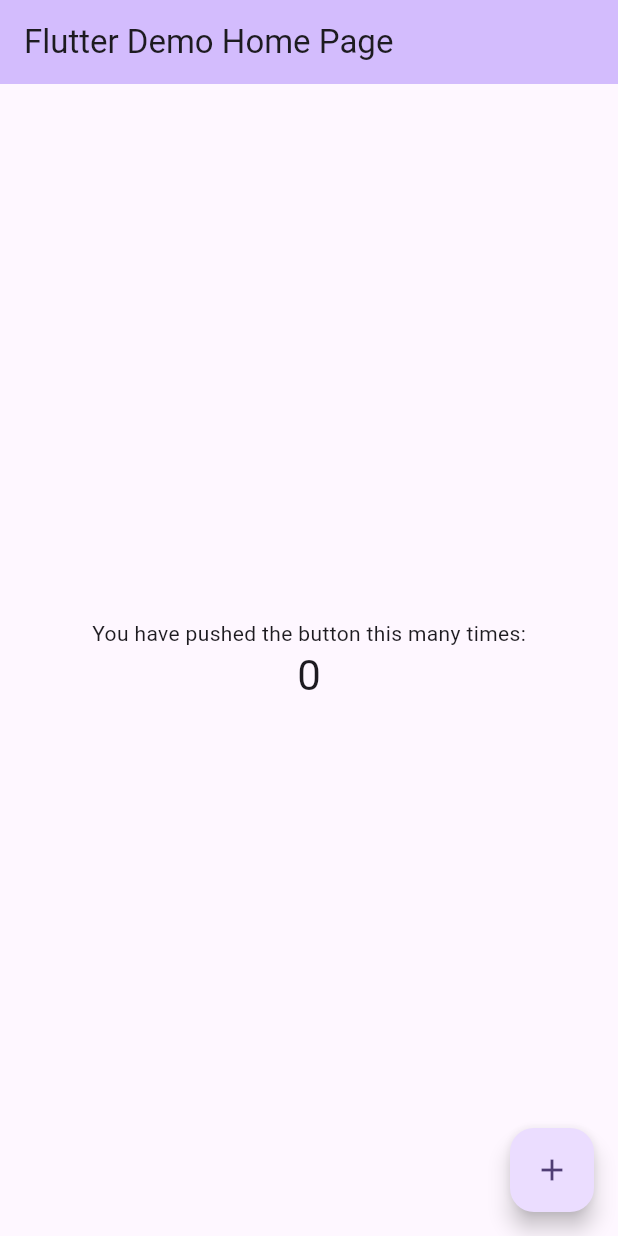
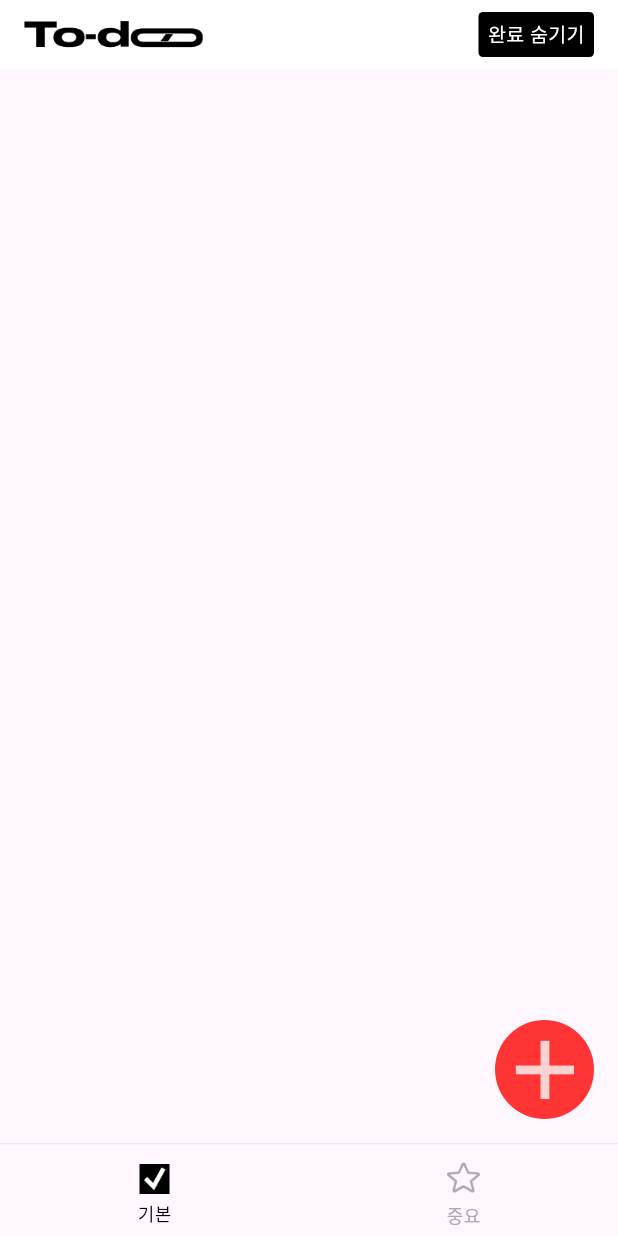
Before and after one commit to MobileAppDeveloperConference/flutter-todo-app, a Flutter app: the screen it shows after launch, on a phone screen of 412 x 824 dp. Run offline on Flutter 3.47's test engine with Material 2 defaults, Android fonts, the light colour scheme and no system bars; our stand-ins replace flutter_screenutil; Roboto replaces fonts that are missing (Pretendard).

Commit message:
홈화면 레이아웃 구성

```diff
--- /dev/null
+++ b/lib/common/enums.dart
@@ -0,0 +1,9 @@
+enum TodoTab {
+  all,
+  importants,
+}
+
+extension TodoTabExtenstion on TodoTab {
+  bool get isAll => this == TodoTab.all;
+  bool get isImportants => this == TodoTab.importants;
+}
--- /dev/null
+++ b/lib/component/todo_add_floating_action_button.dart
@@ -0,0 +1,29 @@
+import 'package:flutter/material.dart';
+
+class TodoAddFloatingActionButton extends StatelessWidget {
+  final Function() onAdd;
+  const TodoAddFloatingActionButton({
+    super.key,
+    required this.onAdd,
+  });
+
+  @override
+  Widget build(BuildContext context) {
+    return SizedBox(
+      width: 66,
+      height: 66,
+      child: FittedBox(
+        child: FloatingActionButton(
+          shape: const CircleBorder(),
+          onPressed: onAdd,
+          elevation: 0,
+          backgroundColor: const Color.fromRGBO(255, 52, 52, 1),
+          child: Image.asset(
+            'assets/images/icon_add_2x.png',
+            scale: 2,
+          ),
+        ),
+      ),
+    );
+  }
+}
--- /dev/null
+++ b/lib/component/todo_bottom_navigation_bar.dart
@@ -0,0 +1,51 @@
+import 'package:flutter/material.dart';
+import 'package:flutter_todo_app/common/enums.dart';
+
+class TodoBottomNavigationBar extends StatelessWidget {
+  final TodoTab selectedTodoTab;
+  final Function(TodoTab tappedTab) onTap;
+  const TodoBottomNavigationBar({
+    super.key,
+    required this.selectedTodoTab,
+    required this.onTap,
+  });
+
+  @override
+  Widget build(BuildContext context) {
+    return Container(
+      decoration: const BoxDecoration(
+        border: Border(
+          top: BorderSide(
+            color: Color.fromRGBO(235, 235, 235, 1),
+            width: 1.0,
+          ),
+        ),
+      ),
+      child: BottomNavigationBar(
+        items: [
+          BottomNavigationBarItem(
+            icon: Image.asset(
+              'assets/images/icon_tap_home_${selectedTodoTab.isAll ? 'on' : 'off'}_2x.png',
+              scale: 2,
+            ),
+            label: '기본',
+          ),
+          BottomNavigationBarItem(
+            icon: Image.asset(
+              'assets/images/icon_tap_star_${selectedTodoTab.isImportants ? 'on' : 'off'}_2x.png',
+              scale: 2,
+            ),
+            label: '중요',
+          ),
+        ],
+        currentIndex: TodoTab.values.indexOf(selectedTodoTab),
+        onTap: (index) => onTap(TodoTab.values.elementAt(index)),
+        elevation: 0,
+        selectedFontSize: 12,
+        unselectedFontSize: 12,
+        selectedItemColor: Colors.black,
+        unselectedItemColor: const Color.fromRGBO(171, 171, 171, 1),
+      ),
+    );
+  }
+}
--- /dev/null
+++ b/lib/component/todo_home_app_bar.dart
@@ -0,0 +1,68 @@
+import 'package:flutter/material.dart';
+import 'package:flutter_todo_app/common/enums.dart';
+
+class TodoHomeAppBar extends StatelessWidget implements PreferredSizeWidget {
+  final TodoTab selectedTodoTab;
+  final bool isHideFinished;
+  final Function() onToggleHideFinished;
+  const TodoHomeAppBar({
+    super.key,
+    required this.selectedTodoTab,
+    required this.onToggleHideFinished,
+    required this.isHideFinished,
+  });
+
+  @override
+  Size get preferredSize => const Size(double.infinity, 46);
+
+  @override
+  Widget build(BuildContext context) {
+    return Container(
+      color: Colors.white,
+      child: Align(
+        alignment: Alignment.bottomCenter,
+        child: SizedBox(
+          height: 46,
+          child: Row(
+            children: [
+              const SizedBox(width: 16),
+              Image.asset(
+                selectedTodoTab.isAll
+                    ? 'assets/images/icon_title_todo_2x.png'
+                    : 'assets/images/icon_title_star_2x.png',
+                scale: 2,
+              ),
+              const Expanded(
+                child: SizedBox(),
+              ),
+              GestureDetector(
+                onTap: onToggleHideFinished,
+                child: Container(
+                  width: 77,
+                  height: 30,
+                  decoration: BoxDecoration(
+                    borderRadius: BorderRadius.circular(3),
+                    color: isHideFinished
+                        ? const Color.fromRGBO(255, 52, 52, 1)
+                        : Colors.black,
+                  ),
+                  child: Center(
+                    child: Text(
+                      isHideFinished ? '완료 보기' : '완료 숨기기',
+                      style: const TextStyle(
+                        fontSize: 13,
+                        color: Colors.white,
+                        fontWeight: FontWeight.w500,
+                      ),
+                    ),
+                  ),
+                ),
+              ),
+              const SizedBox(width: 16),
+            ],
+          ),
+        ),
+      ),
+    );
+  }
+}
--- a/lib/main.dart
+++ b/lib/main.dart
@@ -1,125 +1,26 @@
 import 'package:flutter/material.dart';
+import 'package:flutter_screenutil/flutter_screenutil.dart';
+import 'package:flutter_todo_app/screen/home_screen.dart';
 
 void main() {
-  runApp(const MyApp());
+  runApp(const TodoApp());
 }
 
-class MyApp extends StatelessWidget {
-  const MyApp({super.key});
-
-  // This widget is the root of your application.
+class TodoApp extends StatelessWidget {
+  const TodoApp({super.key});
   @override
   Widget build(BuildContext context) {
-    return MaterialApp(
-      title: 'Flutter Demo',
-      theme: ThemeData(
-        // This is the theme of your application.
-        //
-        // TRY THIS: Try running your application with "flutter run". You'll see
-        // the application has a purple toolbar. Then, without quitting the app,
-        // try changing the seedColor in the colorScheme below to Colors.green
-        // and then invoke "hot reload" (save your changes or press the "hot
-        // reload" button in a Flutter-supported IDE, or press "r" if you used
-        // the command line to start the app).
-        //
-        // Notice that the counter didn't reset back to zero; the application
-        // state is not lost during the reload. To reset the state, use hot
-        // restart instead.
-        //
-        // This works for code too, not just values: Most code changes can be
-        // tested with just a hot reload.
-        colorScheme: ColorScheme.fromSeed(seedColor: Colors.deepPurple),
-        useMaterial3: true,
+    return ScreenUtilInit(
+      designSize: const Size(390, 763),
+      child: MaterialApp(
+        title: 'Todo',
+        debugShowCheckedModeBanner: false,
+        theme: ThemeData(
+          fontFamily: 'Pretendard',
+          useMaterial3: true,
+        ),
+        home: const HomeScreen(),
       ),
-      home: const MyHomePage(title: 'Flutter Demo Home Page'),
     );
   }
 }
-
-class MyHomePage extends StatefulWidget {
-  const MyHomePage({super.key, required this.title});
-
-  // This widget is the home page of your application. It is stateful, meaning
-  // that it has a State object (defined below) that contains fields that affect
-  // how it looks.
-
-  // This class is the configuration for the state. It holds the values (in this
-  // case the title) provided by the parent (in this case the App widget) and
-  // used by the build method of the State. Fields in a Widget subclass are
-  // always marked "final".
-
-  final String title;
-
-  @override
-  State<MyHomePage> createState() => _MyHomePageState();
-}
-
-class _MyHomePageState extends State<MyHomePage> {
-  int _counter = 0;
-
-  void _incrementCounter() {
-    setState(() {
-      // This call to setState tells the Flutter framework that something has
-      // changed in this State, which causes it to rerun the build method below
-      // so that the display can reflect the updated values. If we changed
-      // _counter without calling setState(), then the build method would not be
-      // called again, and so nothing would appear to happen.
-      _counter++;
-    });
-  }
-
-  @override
-  Widget build(BuildContext context) {
-    // This method is rerun every time setState is called, for instance as done
-    // by the _incrementCounter method above.
-    //
-    // The Flutter framework has been optimized to make rerunning build methods
-    // fast, so that you can just rebuild anything that needs updating rather
-    // than having to individually change instances of widgets.
-    return Scaffold(
-      appBar: AppBar(
-        // TRY THIS: Try changing the color here to a specific color (to
-        // Colors.amber, perhaps?) and trigger a hot reload to see the AppBar
-        // change color while the other colors stay the same.
-        backgroundColor: Theme.of(context).colorScheme.inversePrimary,
-        // Here we take the value from the MyHomePage object that was created by
-        // the App.build method, and use it to set our appbar title.
-        title: Text(widget.title),
-      ),
-      body: Center(
-        // Center is a layout widget. It takes a single child and positions it
-        // in the middle of the parent.
-        child: Column(
-          // Column is also a layout widget. It takes a list of children and
-          // arranges them vertically. By default, it sizes itself to fit its
-          // children horizontally, and tries to be as tall as its parent.
-          //
-          // Column has various properties to control how it sizes itself and
-          // how it positions its children. Here we use mainAxisAlignment to
-          // center the children vertically; the main axis here is the vertical
-          // axis because Columns are vertical (the cross axis would be
-          // horizontal).
-          //
-          // TRY THIS: Invoke "debug painting" (choose the "Toggle Debug Paint"
-          // action in the IDE, or press "p" in the console), to see the
-          // wireframe for each widget.
-          mainAxisAlignment: MainAxisAlignment.center,
-          children: <Widget>[
-            const Text(
-              'You have pushed the button this many times:',
-            ),
-            Text(
-              '$_counter',
-              style: Theme.of(context).textTheme.headlineMedium,
-            ),
-          ],
-        ),
-      ),
-      floatingActionButton: FloatingActionButton(
-        onPressed: _incrementCounter,
-        tooltip: 'Increment',
-        child: const Icon(Icons.add),
-      ), // This trailing comma makes auto-formatting nicer for build methods.
-    );
-  }
-}
--- /dev/null
+++ b/lib/screen/home_screen.dart
@@ -0,0 +1,42 @@
+import 'package:flutter/material.dart';
+import 'package:flutter_todo_app/common/enums.dart';
+import 'package:flutter_todo_app/component/todo_add_floating_action_button.dart';
+import 'package:flutter_todo_app/component/todo_home_app_bar.dart';
+import 'package:flutter_todo_app/component/todo_bottom_navigation_bar.dart';
+
+class HomeScreen extends StatefulWidget {
+  const HomeScreen({super.key});
+  @override
+  State<HomeScreen> createState() => _HomeScreenState();
+}
+
+class _HomeScreenState extends State<HomeScreen> {
+  TodoTab _selectedTodoTab = TodoTab.all;
+  bool _isHideFinished = false;
+  @override
+  Widget build(BuildContext context) {
+    return Scaffold(
+      body: Container(),
+      appBar: TodoHomeAppBar(
+        selectedTodoTab: _selectedTodoTab,
+        isHideFinished: _isHideFinished,
+        onToggleHideFinished: () {
+          setState(() {
+            _isHideFinished = !_isHideFinished;
+          });
+        },
+      ),
+      floatingActionButton: TodoAddFloatingActionButton(
+        onAdd: () {},
+      ),
+      bottomNavigationBar: TodoBottomNavigationBar(
+        selectedTodoTab: _selectedTodoTab,
+        onTap: (tappedTab) {
+          setState(() {
+            _selectedTodoTab = tappedTab;
+          });
+        },
+      ),
+    );
+  }
+}
```
Also changed, not shown: pubspec.yaml (+15 -1 lines), assets/images/icon_add_2x.png (added), assets/images/icon_tap_home_2x.png (added), assets/images/icon_tap_home_off_2x.png (added), assets/images/icon_tap_home_on_2x.png (added), assets/images/icon_tap_star_off_2x.png (added), assets/images/icon_tap_star_on_2x.png (added), assets/images/icon_title_star_2x.png (added), assets/images/icon_title_todo_2x.png (added), 4 other files.
